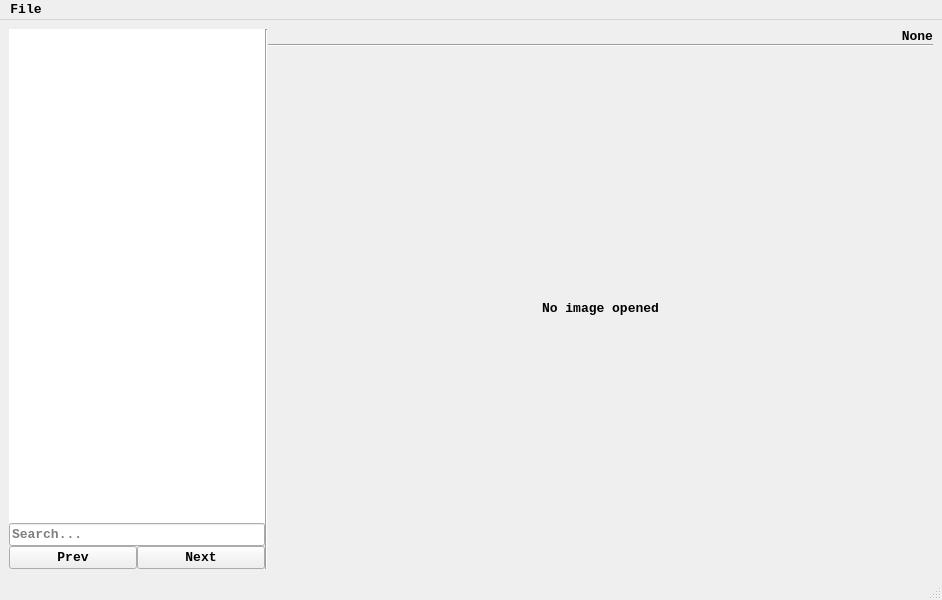
Qt form ui/main_window.ui (Garik-Mk/boo-anot) before a commit.
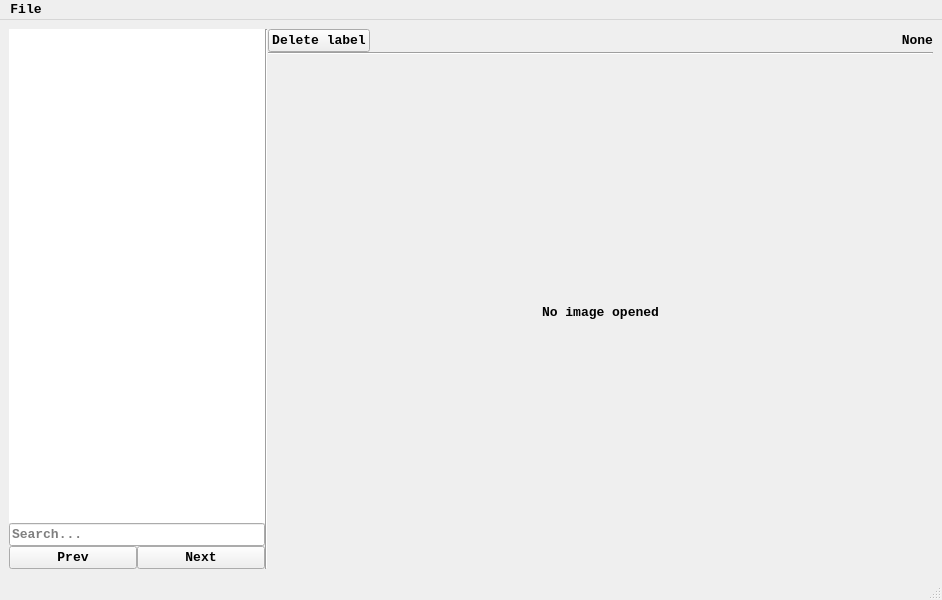
The same form after that commit.

Commit message: Delete label butto nadded

The edit to the form file:
```diff
--- a/ui/main_window.ui
+++ b/ui/main_window.ui
@@ -75,6 +75,28 @@
     <item>
      <layout class="QVBoxLayout" name="verticalLayout_2" stretch="0,0,1">
       <item>
+       <layout class="QHBoxLayout" name="horizontalLayout_3">
+        <item>
+         <widget class="QPushButton" name="pushButton_3">
+          <property name="text">
+           <string>Delete label</string>
+          </property>
+         </widget>
+        </item>
+        <item>
+         <spacer name="horizontalSpacer">
+          <property name="orientation">
+           <enum>Qt::Horizontal</enum>
+          </property>
+          <property name="sizeHint" stdset="0">
+           <size>
+            <width>40</width>
+            <height>20</height>
+           </size>
+          </property>
+         </spacer>
+        </item>
+        <item>
        <widget class="QLabel" name="current_label">
         <property name="text">
          <string>None</string>
@@ -84,6 +106,8 @@
         </property>
        </widget>
       </item>
+       </layout>
+      </item>
       <item>
        <widget class="Line" name="line">
         <property name="orientation">
```
Left out of the diff: 4 changed lines with no effect on the pictures. Lines whose indentation alone changed are shown as unchanged. The commit also changes 1 other file.
